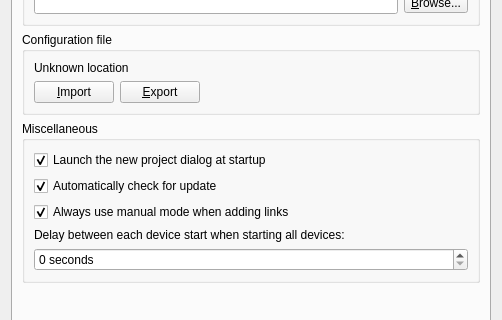
The window that gns3/ui/general_preferences_page.ui (GNS3/gns3-gui) describes before a commit, drawn with Qt 5; both pictures show x 0 to 502 and y 199 to 519 of the 502 by 621 pixel window.
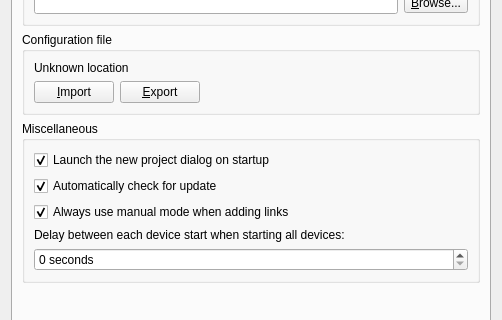
The same window after the commit.

Diff of the .ui file:
```diff
--- a/gns3/ui/general_preferences_page.ui
+++ b/gns3/ui/general_preferences_page.ui
@@ -216,7 +216,7 @@
           <item row="0" column="0">
            <widget class="QCheckBox" name="uiLaunchNewProjectDialogCheckBox">
             <property name="text">
-             <string>Launch the new project dialog at startup</string>
+             <string>Launch the new project dialog on startup</string>
             </property>
             <property name="checked">
              <bool>true</bool>
```
